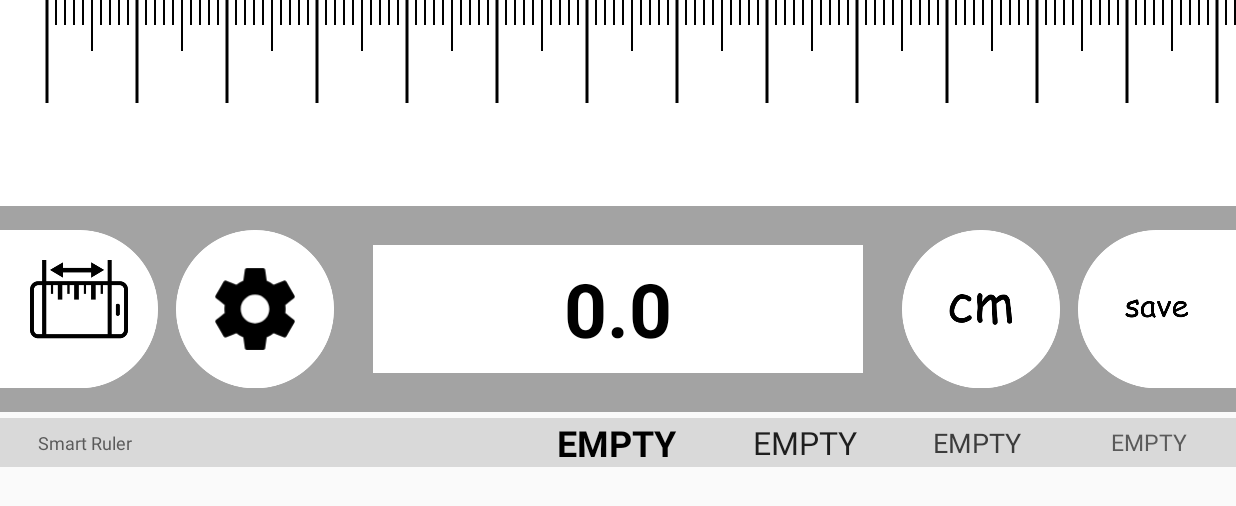
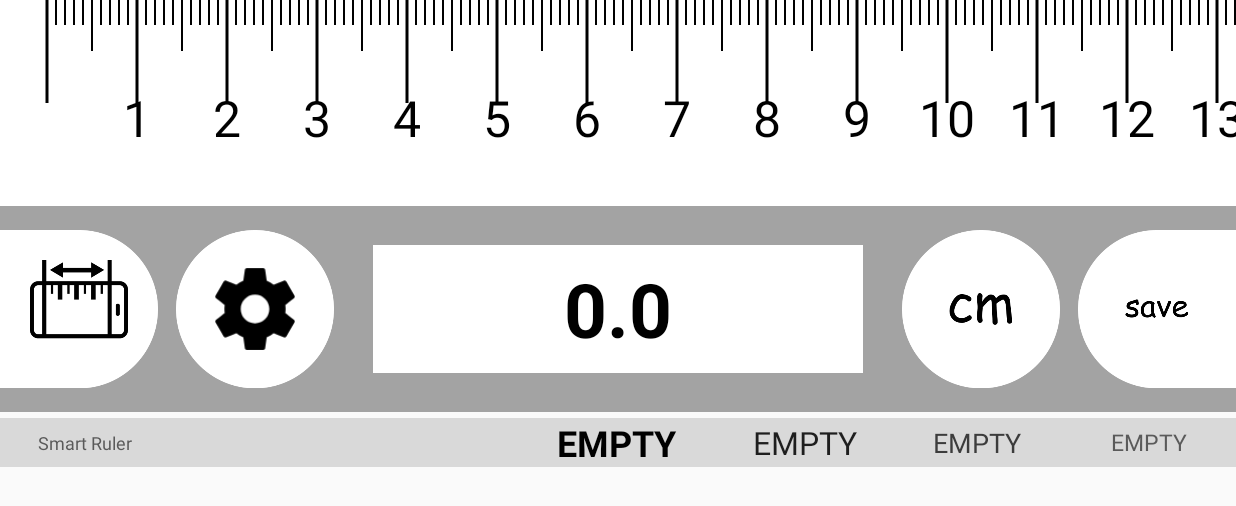
Before and after one commit to DariuszLelek/SmartRuler, an Android app: the screen it shows after launch (RulerActivity), on a phone screen of 824 x 412 dp (held sideways). Shown: the top 506 px of the screen. Run offline under Robolectric (Android 15) with nearby library versions, the light colour scheme and no system bars.

Commit message:
Ruler type change button implementation part 2.

```diff
--- a/app/src/main/java/com/darodev/smartruler/RulerActivity.java
+++ b/app/src/main/java/com/darodev/smartruler/RulerActivity.java
@@ -25,7 +25,7 @@ public class RulerActivity extends AppCompatActivity {
     private Resources resources;
     private RulerBitmapProvider rulerBitmapProvider;
     private Ruler currentRuler;
-    private ImageView imageUnit, imageRulerButton;
+    private ImageView imageUnit, imageRulerButton, imageShadowL, imageShadowR;
 
     @Override
     protected void onCreate(Bundle savedInstanceState) {
@@ -47,12 +47,15 @@ public class RulerActivity extends AppCompatActivity {
         imageUnit = (ImageView) findViewById(R.id.image_unit);
         imageRulerButton = (ImageView) findViewById(R.id.image_ruler_button);
         imageInfo = (ImageView) findViewById(R.id.image_info);
+        imageShadowL = (ImageView) findViewById(R.id.image_shadow_left);
+        imageShadowR = (ImageView) findViewById(R.id.image_shadow_right);
         textMeasureResult = (TextView) findViewById(R.id.text_measure_result);
         rulerData = new RulerData(resources, prefs, metrics);
         currentRuler = rulerData.getCurrentRuler();
 
         refreshImageRulerType();
         refreshImageUnitImage();
+        refreshRulerShadow();
         showInfoScreen();
         refreshSavedData();
 
@@ -149,6 +152,7 @@ public class RulerActivity extends AppCompatActivity {
                 rulerData.setCurrentRuler(currentRuler);
                 refreshRulerBitmap();
                 refreshImageRulerType();
+                refreshRulerShadow();
                 break;
             }
         }
@@ -169,6 +173,19 @@ public class RulerActivity extends AppCompatActivity {
             return currentRuler == Ruler.LEFT_PHONE_EDGE ? R.drawable.phone_left : R.drawable.phone_right;
     }
 
+    private void refreshRulerShadow(){
+        if(currentRuler == Ruler.SCREEN){
+            imageShadowL.setVisibility(View.INVISIBLE);
+            imageShadowR.setVisibility(View.INVISIBLE);
+        }else if (currentRuler == Ruler.LEFT_PHONE_EDGE){
+            imageShadowL.setVisibility(View.VISIBLE);
+            imageShadowR.setVisibility(View.INVISIBLE);
+        }else if (currentRuler == Ruler.RIGHT_PHONE_EDGE){
+            imageShadowL.setVisibility(View.INVISIBLE);
+            imageShadowR.setVisibility(View.VISIBLE);
+        }
+    }
+
     private void refreshImageUnitImage(){
         imageUnit.setImageResource(rulerData.isInInchMode() ? R.mipmap.ic_inch : R.mipmap.ic_cm);
     }
--- a/app/src/main/java/com/darodev/smartruler/ruler/RulerBitmapProvider.java
+++ b/app/src/main/java/com/darodev/smartruler/ruler/RulerBitmapProvider.java
@@ -78,7 +78,7 @@ public class RulerBitmapProvider {
         LineStepLevelHolder lineStepLevelHolder = getLineStepLevelHolder(unit);
 
         if(type.isFromLeft()){
-            drawRulerLinesFromLeft(canvas, startPoint, lineStepLevelHolder);
+            drawRulerFromLeft(canvas, startPoint, lineStepLevelHolder);
         }else{
             drawRulerLinesFromRight(canvas, startPoint, lineStepLevelHolder);
         }
@@ -108,6 +108,7 @@ public class RulerBitmapProvider {
     // TODO rewrite this to draw from right
     private void drawRulerLinesFromRight(Canvas canvas, int startPoint, LineStepLevelHolder lineStepLevelHolder) {
         int canvasWidth = canvas.getWidth();
+        int counter = 0;
 
         for (int x = startPoint; x <= canvasWidth; x ++) {
             int level = lineStepLevelHolder.getLevelByStep(x - startPoint);
@@ -115,12 +116,20 @@ public class RulerBitmapProvider {
 
             if (lineHeight > 0 && x >= 0) {
                 canvas.drawLine(x, 0, x, lineHeight, getPaintByLevel(level));
+                if(level == 0 && counter > 0){
+                    canvas.drawText(String.valueOf(counter), x, lineHeight + lineHeight/3, PaintProvider.getTextPaint());
+                }
+            }
+
+            if(level == 0){
+                counter ++;
             }
         }
     }
 
-    private void drawRulerLinesFromLeft(Canvas canvas, int startPoint, LineStepLevelHolder lineStepLevelHolder) {
+    private void drawRulerFromLeft(Canvas canvas, int startPoint, LineStepLevelHolder lineStepLevelHolder) {
         int canvasWidth = canvas.getWidth();
+        int counter = 0;
 
         for (int x = startPoint; x <= canvasWidth; x ++) {
             int level = lineStepLevelHolder.getLevelByStep(x - startPoint);
@@ -128,6 +137,13 @@ public class RulerBitmapProvider {
 
             if (lineHeight > 0 && x >= 0) {
                 canvas.drawLine(x, 0, x, lineHeight, getPaintByLevel(level));
+                if(level == 0 && counter > 0){
+                    canvas.drawText(String.valueOf(counter), x, lineHeight + lineHeight/3, PaintProvider.getTextPaint());
+                }
+            }
+
+            if(level == 0){
+                counter ++;
             }
         }
     }
--- a/app/src/main/java/com/darodev/smartruler/utility/PaintProvider.java
+++ b/app/src/main/java/com/darodev/smartruler/utility/PaintProvider.java
@@ -6,6 +6,8 @@ import android.graphics.Paint;
 import java.util.Map;
 import java.util.concurrent.ConcurrentHashMap;
 
+import static android.R.attr.strokeWidth;
+
 /**
  * Created by Dariusz Lelek on 10/16/2017.
  * dariusz.lelek@gmail.com
@@ -13,12 +15,27 @@ import java.util.concurrent.ConcurrentHashMap;
 
 public class PaintProvider {
     private static final Map<Integer, Paint> blackPaints = new ConcurrentHashMap<>();
+    private static final Paint textPaint = getNewTextPaint();
 
     public static Paint getBlackPaint(int strokeWidth){
         if(!blackPaints.containsKey(strokeWidth)){
             blackPaints.put(strokeWidth, getNewBlackPaint(strokeWidth));
         }
         return blackPaints.get(strokeWidth);
+    }
+
+
+    public static Paint getTextPaint(){
+        return textPaint;
+    }
+
+    private static Paint getNewTextPaint(){
+        Paint paint = new Paint();
+        paint.setStrokeJoin(Paint.Join.ROUND);
+        paint.setTextSize(50);
+        paint.setTextAlign(Paint.Align.CENTER);
+        paint.setColor(Color.BLACK);
+        return paint;
     }
 
     private static Paint getNewBlackPaint(int strokeWidth){
--- a/app/src/main/res/layout/activity_ruler.xml
+++ b/app/src/main/res/layout/activity_ruler.xml
@@ -15,13 +15,11 @@
         android:background="@color/layout_ruler_app_background"
         android:orientation="vertical">
 
-        <LinearLayout
-            android:id="@+id/layout_ruler"
+        <FrameLayout
+            android:id="@+id/layout_header"
             android:layout_width="match_parent"
             android:layout_height="match_parent"
-            android:layout_weight="1"
-            android:gravity="top|start"
-            android:orientation="vertical">
+            android:layout_weight="1">
 
             <ImageView
                 android:id="@+id/image_ruler"
@@ -30,7 +28,31 @@
                 android:contentDescription="@string/image_ruler"
                 app:srcCompat="@color/layout_image_ruler_background"/>
 
-        </LinearLayout>
+            <FrameLayout
+                android:id="@+id/layout_ruler_hud"
+                android:layout_width="match_parent"
+                android:layout_height="match_parent">
+
+                <ImageView
+                    android:id="@+id/image_shadow_left"
+                    android:layout_width="wrap_content"
+                    android:layout_height="match_parent"
+                    android:layout_gravity="left"
+                    android:adjustViewBounds="true"
+                    android:visibility="invisible"
+                    app:srcCompat="@drawable/shadow_left_black"/>
+
+                <ImageView
+                    android:id="@+id/image_shadow_right"
+                    android:layout_width="wrap_content"
+                    android:layout_height="wrap_content"
+                    android:layout_gravity="right"
+                    android:adjustViewBounds="true"
+                    android:visibility="invisible"
+                    app:srcCompat="@drawable/shadow_right_black"/>
+
+            </FrameLayout>
+        </FrameLayout>
 
         <LinearLayout
             android:id="@+id/layout_content"
```
